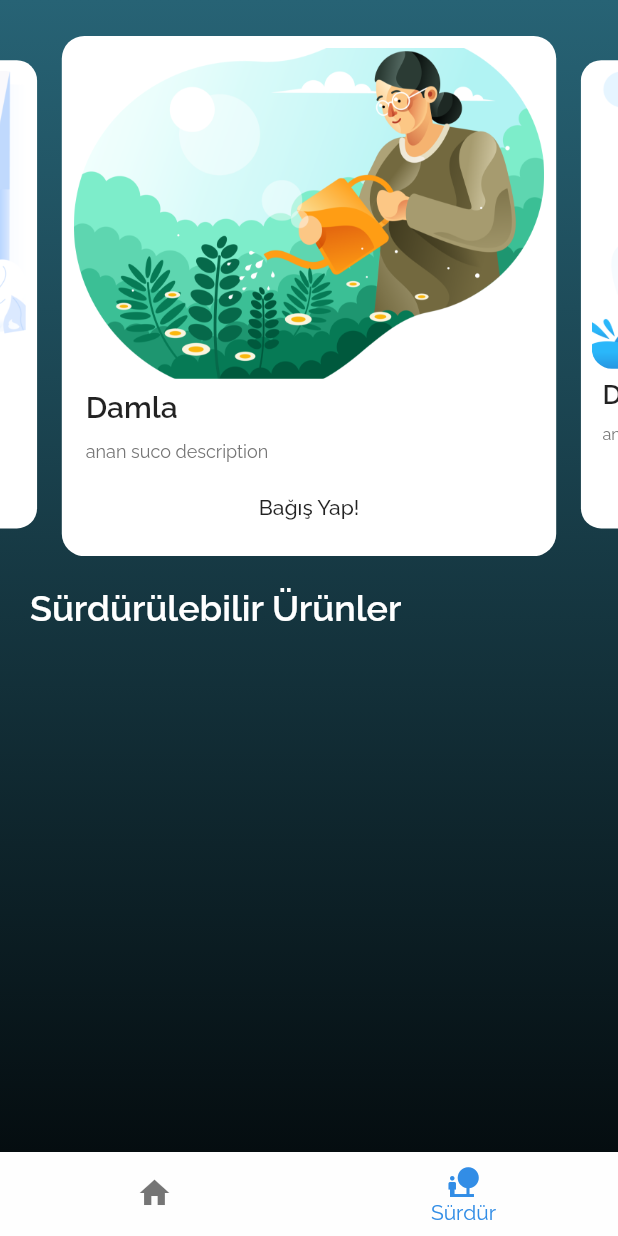
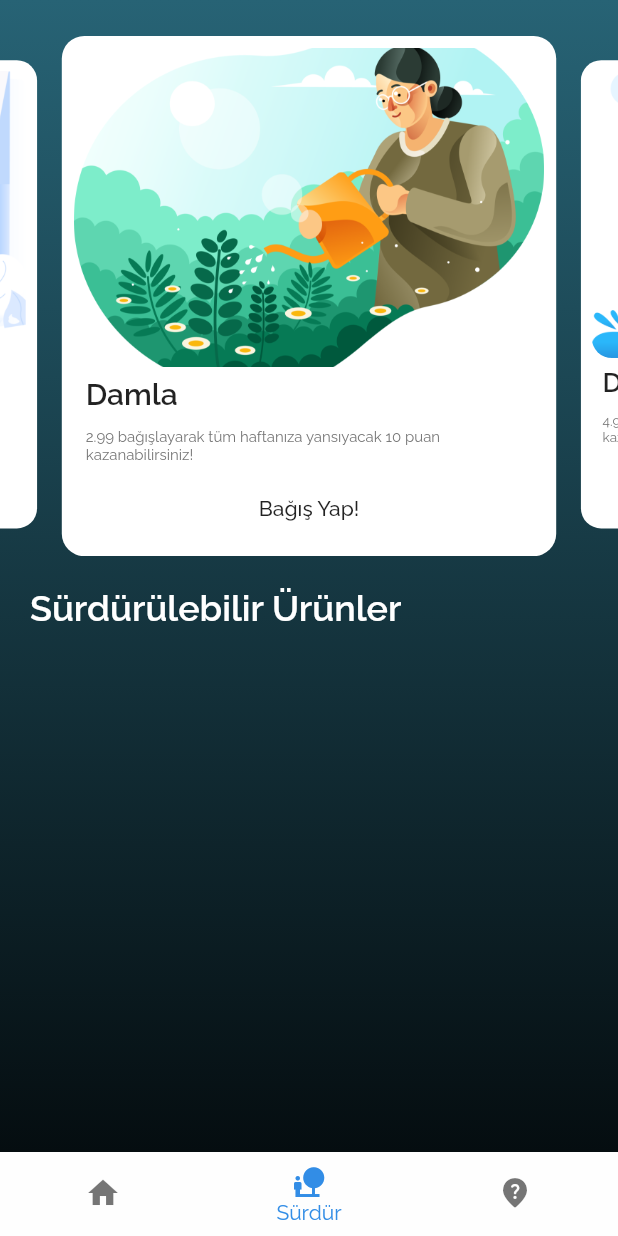
Before and after one commit to enesbiyyik/sustainable-tracker, a Flutter app: the screen it shows once a user with an empty profile is signed in, item 2 of the bottom bar chosen, on a phone screen of 412 x 824 dp. Run offline on Flutter 3.47's test engine with Material 2 defaults, Android fonts, the phone set to English and light mode, and no system bars; our stand-ins replace cloud_firestore, firebase_auth, flutter_swiper, google_fonts; accounts and stored records are empty.

Commit message:
sşfgsildfgsşidfg

```diff
--- a/lib/components/sustainDonation.dart
+++ b/lib/components/sustainDonation.dart
@@ -5,6 +5,7 @@ import 'package:flutter_swiper/flutter_swiper.dart';
 class SustainDonation extends StatelessWidget {
 
   List basliklar = ["Damla", "Deniz", "Dünya"];
+  List description = ["2.99 bağışlayarak tüm haftanıza yansıyacak 10 puan kazanabilirsiniz!", "4.99 bağışlayarak tüm haftanıza yansıyacak 30 puan kazanabilirsiniz!", "9.99 bağışlayarak tüm haftanıza yansıyacak 100 puan kazanabilirsiniz!"];
 
   @override
   Widget build(BuildContext context) {
@@ -41,11 +42,11 @@ class SustainDonation extends StatelessWidget {
                 ),
               ),
               Expanded(
-                flex: 2,
+                flex: 3,
                 child: Container(
                   padding: EdgeInsets.only(left: 8),
                   alignment: Alignment.centerLeft,
-                  child: Text("anan suco description", style: TextStyle(fontSize: MediaQuery.of(context).textScaleFactor*12, fontWeight: FontWeight.w400, color: Colors.grey.shade600),),
+                  child: Text(description[index], style: TextStyle(fontSize: MediaQuery.of(context).textScaleFactor*10, fontWeight: FontWeight.w400, color: Colors.grey.shade600),),
                 ),
               ),
               Expanded(
--- a/lib/pages/homePage.dart
+++ b/lib/pages/homePage.dart
@@ -26,7 +26,8 @@ class _HomePageState extends State<HomePage> {
     getSustainItems();
     sustainScreen = SustainScreen();
     homeScreen = HomeScreen(key: homeScreenKey,);
-    screenList = [homeScreen, sustainScreen];
+    learnScreen = LearnScreen(key: learnScreenKey);
+    screenList = [homeScreen, sustainScreen, learnScreen];
   }
 
   @override
@@ -48,6 +49,7 @@ class _HomePageState extends State<HomePage> {
       items: [
         BottomNavigationBarItem(icon: Icon(Icons.home), label: "Ana Sayfa"),
         BottomNavigationBarItem(icon: Icon(Icons.nature_people), label: "Sürdür"),
+        BottomNavigationBarItem(icon: Icon(Icons.not_listed_location_rounded), label: "Öğren"),
       ],
       onTap: (index) {
         setState(() {
--- a/lib/pages/onboardingRoutine.dart
+++ b/lib/pages/onboardingRoutine.dart
@@ -28,9 +28,9 @@ class _RoutinePickerState extends State<RoutinePicker> {
       floatingActionButton: FloatingActionButton(
         child: Icon(Icons.navigate_next, size: 36),
         onPressed: () {
-          //Navigator.pushReplacement(context, new MaterialPageRoute(builder: (context) => HomePage()));
+          Navigator.pushReplacement(context, new MaterialPageRoute(builder: (context) => HomePage()));
           hesapla();
-
+          debugPrint(dusulcekPuan.toString());
           debugPrint(pc.toString());
           debugPrint(isikTuru.toString());
           debugPrint(isik.toString());
@@ -47,7 +47,7 @@ class _RoutinePickerState extends State<RoutinePicker> {
           Positioned.fill(
             child: Container(
               padding: EdgeInsets.only(
-                top: 40,
+                top: 60,
                 left: 18,
               ),
               child: Text(
```
Also changed, not shown: pubspec.yaml (+7 -0 lines), pubspec.lock, 22 other files.
